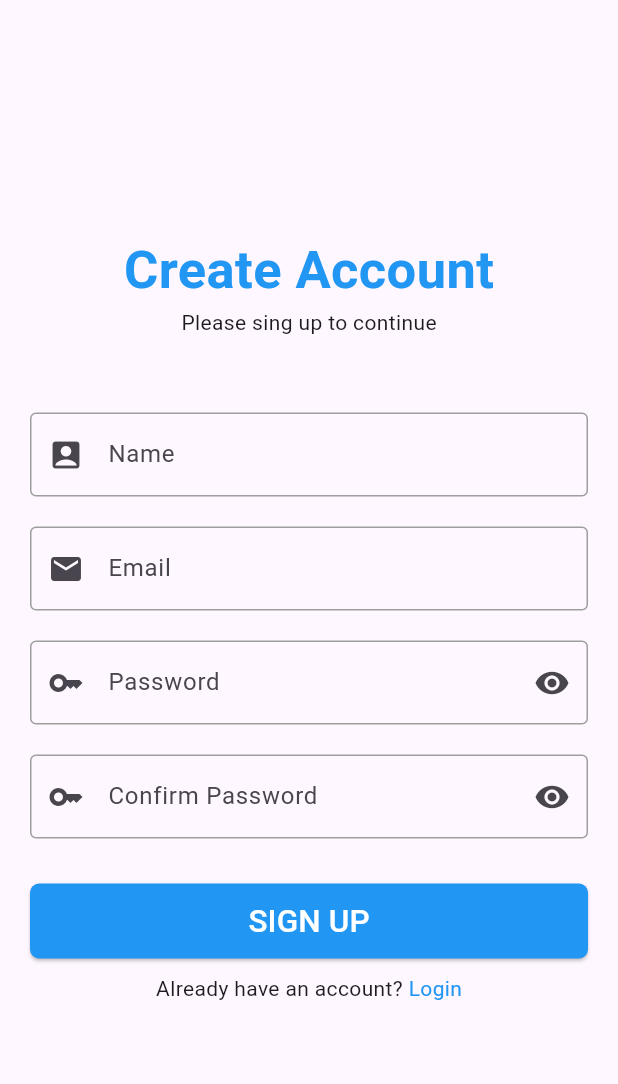
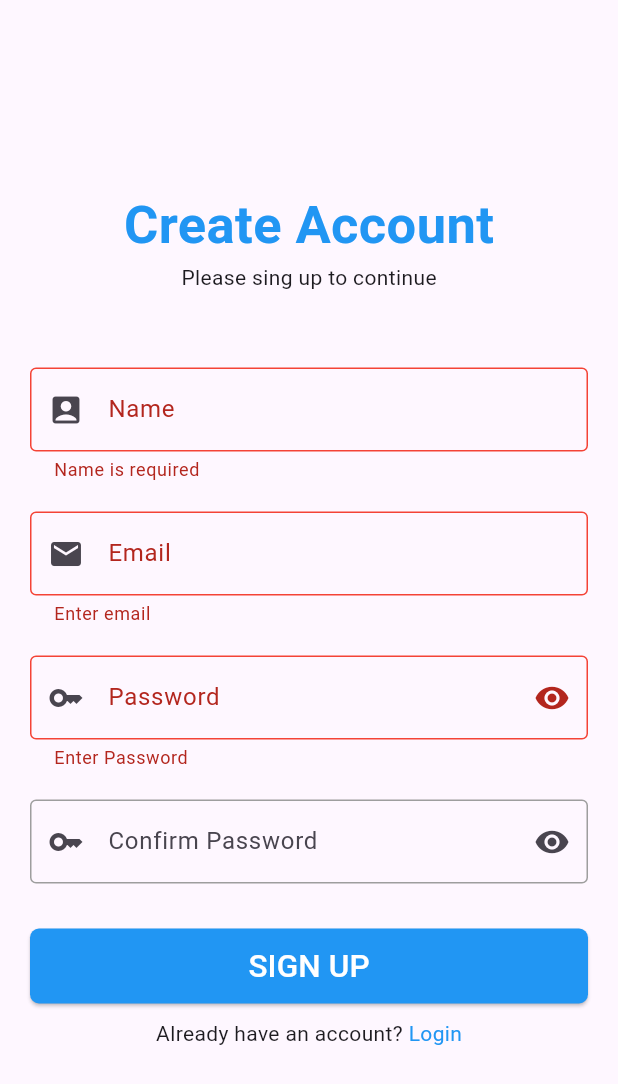
Before and after one commit to awaismubbashar/team_players, a Flutter app: the Signup screen opened by its route, after a tap on "SIGN UP", on a phone screen of 412 x 824 dp. Shown: the top 1084 px of the screen. Run offline on Flutter 3.47's test engine with Material 3 defaults, Android fonts, the phone set to English and light mode, and no system bars.

Commit message:
Added validation on signup screen

```diff
--- a/lib/screens/signup.dart
+++ b/lib/screens/signup.dart
@@ -8,6 +8,14 @@ class Signup extends StatefulWidget {
 }
 
 class _SignupState extends State<Signup> {
+  final formKey = GlobalKey<FormState>();
+  var passwordController = TextEditingController();
+  var emailController = TextEditingController();
+  var nameController = TextEditingController();
+  var confirmPasswordController = TextEditingController();
+  bool passwordToggle = true;
+  bool confirmPasswordToggle = true;
+
   @override
   Widget build(BuildContext context) {
     return SafeArea(
@@ -16,6 +24,8 @@ class _SignupState extends State<Signup> {
           child: Padding(
             padding: const EdgeInsets.symmetric(horizontal: 20),
             child: SingleChildScrollView(
+              child: Form(
+                key: formKey,
                 child: Column(
                   mainAxisAlignment: MainAxisAlignment.center,
                   children: [
@@ -39,6 +49,7 @@ class _SignupState extends State<Signup> {
             ),
           ),
         ),
+      ),
     );
   }
 
@@ -52,70 +63,61 @@ class _SignupState extends State<Signup> {
 
   TextFormField nameTextFormField() {
     return TextFormField(
-      decoration: const InputDecoration(
-          focusedBorder: OutlineInputBorder(
-            borderSide: BorderSide(color: Colors.blue, width: 1.0),
-          ),
-          enabledBorder: OutlineInputBorder(
-            borderSide: BorderSide(color: Colors.grey, width: 1.0),
-          ),
-          prefixIcon: Icon(Icons.account_box_rounded),
-          labelText: 'Name'),
+      controller: nameController,
+      validator: (value) {
+        if(value!.isEmpty) {
+          return 'Name is required';
+        } else if(value.length < 5) {
+          return 'Name have at least 5 characters';
+        }
+      },
+      decoration: fieldDecoration('Name', Icons.account_box_rounded),
     );
   }
 
   TextFormField emailTextFormField() {
     return TextFormField(
-      decoration: const InputDecoration(
-        focusedBorder: OutlineInputBorder(
-          borderSide: BorderSide(color: Colors.blue, width: 1.0),
-        ),
-        enabledBorder: OutlineInputBorder(
-          borderSide: BorderSide(color: Colors.grey, width: 1.0),
-        ),
-        prefixIcon: Icon(Icons.email),
-        labelText: 'Email',
-      ),
+      controller: emailController,
+      validator: emailValidation,
+      decoration: fieldDecoration('Email', Icons.email),
     );
   }
 
   TextFormField passwordTextFormField() {
     return TextFormField(
-      decoration: const InputDecoration(
-        focusedBorder: OutlineInputBorder(
-          borderSide: BorderSide(color: Colors.blue, width: 1.0),
-        ),
-        enabledBorder: OutlineInputBorder(
-          borderSide: BorderSide(color: Colors.grey, width: 1.0),
-        ),
-        suffixIcon: Icon(Icons.remove_red_eye),
-        prefixIcon: Icon(Icons.key),
-        labelText: 'Password',
-      ),
-      obscureText: true,
+      controller: passwordController,
+      validator: passwordValidation,
+      decoration: passwordDecoration('Password'),
+      obscureText: passwordToggle,
     );
   }
 
   TextFormField confirmPasswordTextFormField() {
     return TextFormField(
-      decoration: const InputDecoration(
-        focusedBorder: OutlineInputBorder(
-          borderSide: BorderSide(color: Colors.blue, width: 1.0),
-        ),
-        enabledBorder: OutlineInputBorder(
-          borderSide: BorderSide(color: Colors.grey, width: 1.0),
-        ),
-        suffixIcon: Icon(Icons.remove_red_eye),
-        prefixIcon: Icon(Icons.key),
-        labelText: 'Confirm Password',
-      ),
-      obscureText: true,
+      controller: confirmPasswordController,
+      validator: (value) {
+        if(value != passwordController.text) {
+          return 'Password does not match' ;
+        } else {
+          return null;
+        }
+      },
+      decoration: passwordDecoration('Confirm Password'),
+      obscureText: confirmPasswordToggle,
     );
   }
 
   ElevatedButton loginButton() {
     return ElevatedButton(
-      onPressed: () {},
+      onPressed: () {
+        if (formKey.currentState!.validate()) {
+
+          print("Validated");
+        } else {
+          print(emailController.text);
+          print("Not Validated");
+        }
+      },
       style: ElevatedButton.styleFrom(
           shape: RoundedRectangleBorder(
             borderRadius: BorderRadius.circular(6), // <-- Radius
@@ -147,4 +149,82 @@ class _SignupState extends State<Signup> {
       ],
     );
   }
+
+  // This should move into extension fun
+  InputDecoration fieldDecoration(String name, IconData icon) {
+    return InputDecoration(
+        focusedBorder: const OutlineInputBorder(
+          borderSide: BorderSide(color: Colors.blue, width: 1.0),
+        ),
+        enabledBorder: const OutlineInputBorder(
+          borderSide: BorderSide(color: Colors.grey, width: 1.0),
+        ),
+        errorBorder: const OutlineInputBorder(
+          borderSide: BorderSide(color: Colors.red, width: 1.0),
+        ),
+        focusedErrorBorder: const OutlineInputBorder(
+          borderSide: BorderSide(color: Colors.red, width: 1.0),
+        ),
+        prefixIcon: Icon(icon),
+        labelText: name);
   }
+
+  String? emailValidation(String? value) {
+    bool emailReg = RegExp(
+        r"^[a-zA-Z0-9.a-zA-Z0-9.!#$%&'*+-/=?^_`{|}~]+@[a-zA-Z0-9]+\.[a-zA-Z]+")
+        .hasMatch(value!);
+    if (value.isEmpty) {
+      return "Enter email";
+    } else if (!emailReg) {
+      return "Enter valID email";
+    }
+    return null;
+  }
+
+  InputDecoration passwordDecoration(String name) {
+    return InputDecoration(
+        focusedBorder: const OutlineInputBorder(
+          borderSide: BorderSide(color: Colors.blue, width: 1.0),
+        ),
+        enabledBorder: const OutlineInputBorder(
+          borderSide: BorderSide(color: Colors.grey, width: 1.0),
+        ),
+        errorBorder: const OutlineInputBorder(
+          borderSide: BorderSide(color: Colors.red, width: 1.0),
+        ),
+        focusedErrorBorder: const OutlineInputBorder(
+          borderSide: BorderSide(color: Colors.red, width: 1.0),
+        ),
+        prefixIcon: const Icon(Icons.key),
+        labelText: name,
+        suffixIcon: InkWell(
+          onTap: () {
+            setState(() {
+              if (name == 'Password') {
+                passwordToggle = !passwordToggle;
+              } else {
+                confirmPasswordToggle = !confirmPasswordToggle;
+              }
+            });
+          },
+          child: Icon((name == 'Password'
+              ? passwordToggle
+                  ? Icons.visibility
+                  : Icons.visibility_off
+              : confirmPasswordToggle
+                  ? Icons.visibility
+                  : Icons.visibility_off)),
+        ));
+  }
+
+  String? passwordValidation(String? value) {
+    if (value!.isEmpty) {
+      return "Enter Password";
+    } else if (value.length < 6) {
+      return "Password should be atleast 6 characters";
+    } else if (value.length > 15) {
+      return "Password should not be greater than 15 characters";
+    }
+    return null;
+  }
+}
```
Lines whose indentation alone changed are shown as unchanged.
